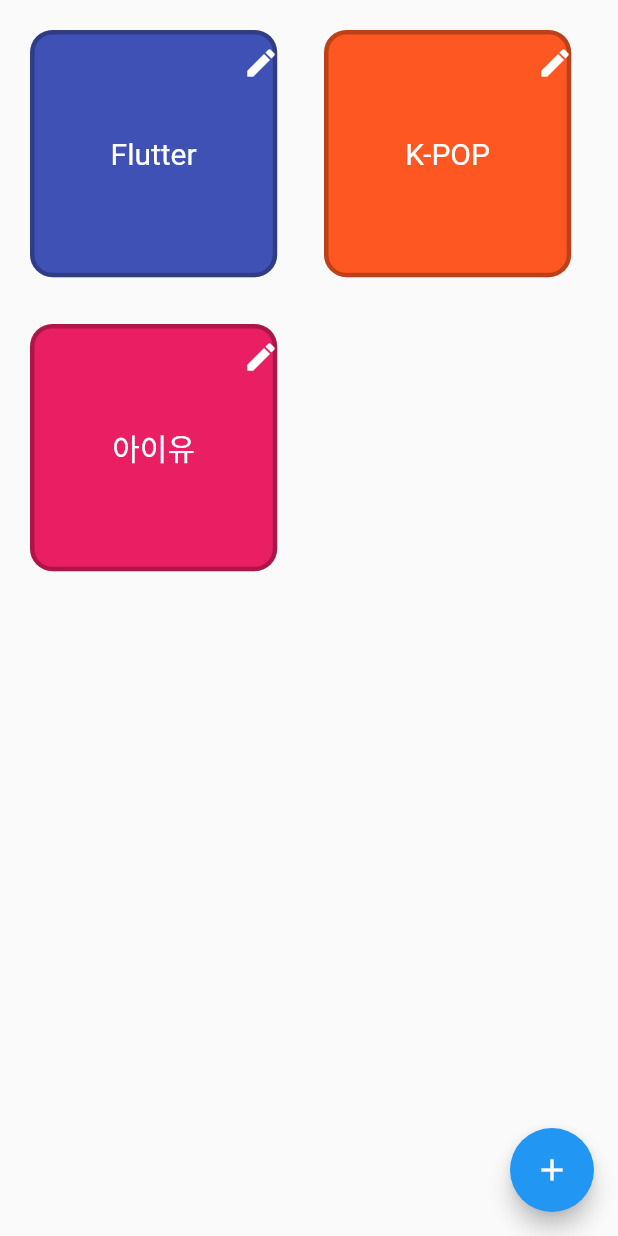
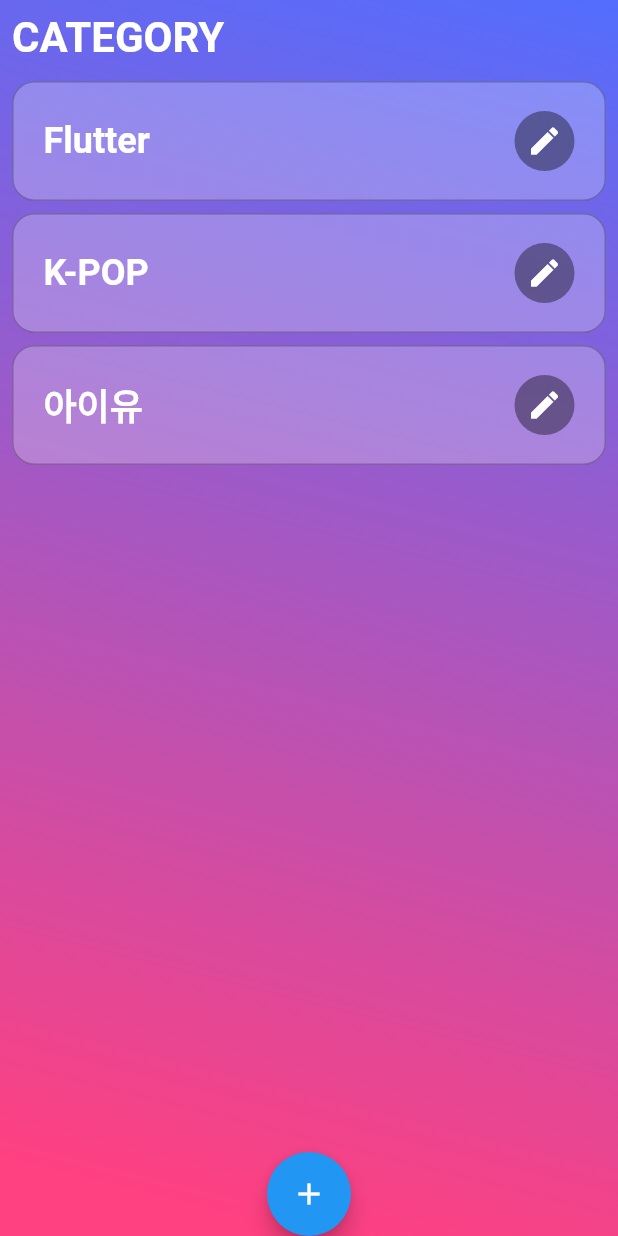
Before and after one commit to eic1223/flutter_youtube_categorizer, a Flutter app: the screen it shows after launch, on a phone screen of 412 x 824 dp. Run offline on Flutter 3.47's test engine with Material 2 defaults, Android fonts, the phone set to English and light mode, and no system bars; our stand-ins replace shared_preferences; missing offline and left inert: flutter_material_pickers, youtube_api.

Commit message:
Change to MacBook

```diff
--- a/lib/main.dart
+++ b/lib/main.dart
@@ -64,36 +64,51 @@ class _HomeScreenState extends State<HomeScreen> {
   @override
   Widget build(BuildContext context) {
     return Scaffold(
-      body: Padding(
-        padding: const EdgeInsets.only(
-          left: 20,
-          top: 20,
-          right: 20,
+      body: Container(
+        width: MediaQuery.of(context).size.width,
+        height: MediaQuery.of(context).size.height,
+        decoration: BoxDecoration(
+            gradient: LinearGradient(
+                begin: Alignment.topRight,
+                end: Alignment.bottomCenter,
+                colors: [Colors.indigoAccent, Colors.pinkAccent])),
+        child: SafeArea(
+          child: Column(
+            children: <Widget>[
+              Container(
+                height: 50,
+                child: Align(
+                  alignment: Alignment.centerLeft,
+                  child: Padding(
+                    padding: const EdgeInsets.all(8.0),
+                    child: Text(
+                      "CATEGORY",
+                      style: TextStyle(
+                          color: Colors.white,
+                          fontSize: 28,
+                          fontWeight: FontWeight.bold),
                     ),
-        child: GridView.count(
-          crossAxisCount: 2,
-          mainAxisSpacing: 20.0,
-          crossAxisSpacing: 20.0,
+                  ),
+                ),
+              ),
+              Expanded(
+                child: ListView(
                   children: List.generate(categories.length, (index) {
                     return CategoryButton(
                       categories[index].name,
-              categories[index].color,
                       categories[index].getChannelIds(),
                       category: categories[index],
                     );
                   }),
-          /*children: [
-            CategoryButton("Japanese Channels", Colors.orange),
-            ListView.builder(
-                itemCount: categories.length,
-                itemBuilder: (_, int index) => listCategory(index)),
-            NewCategoryButton("NEW", Colors.white),
-          ],*/
                 ),
               ),
-      floatingActionButton: FloatingActionButton(
+              FloatingActionButton(
                 child: Icon(Icons.add),
                 onPressed: () => {_navigateAndDisplaySelection(context)},
+              ),
+            ],
+          ),
+        ),
       ),
     );
   }
@@ -103,8 +118,8 @@ class _HomeScreenState extends State<HomeScreen> {
       margin: EdgeInsets.symmetric(vertical: 7.0),
       child: new Column(
         children: <Widget>[
-          CategoryButton(categories[index].name, categories[index].color,
-              categories[index].getChannelList()),
+          CategoryButton(
+              categories[index].name, categories[index].getChannelList()),
         ],
       ),
     );
--- a/lib/widget/category_button.dart
+++ b/lib/widget/category_button.dart
@@ -1,28 +1,24 @@
 import 'package:flutter/material.dart';
 import 'package:flutteryoutubecategorizer/model/category.dart';
-import 'package:flutteryoutubecategorizer/model/channel.dart';
 import 'package:flutteryoutubecategorizer/screen/category_edit_screen.dart';
-import 'package:flutteryoutubecategorizer/screen/channel_search_screen.dart';
 import 'package:flutteryoutubecategorizer/screen/video_list_screen.dart';
 
 class CategoryButton extends StatefulWidget {
   String name;
-  Color color;
   List<String> channelIds;
   Category category;
-  CategoryButton(this.name, this.color, this.channelIds, {this.category});
+  CategoryButton(this.name, this.channelIds, {this.category});
 
   @override
   _CategoryButtonState createState() =>
-      _CategoryButtonState(this.name, this.color, this.channelIds);
+      _CategoryButtonState(this.name, this.channelIds);
 }
 
 class _CategoryButtonState extends State<CategoryButton> {
   String name;
-  Color color;
   List<String> channelIds;
 
-  _CategoryButtonState(this.name, this.color, this.channelIds);
+  _CategoryButtonState(this.name, this.channelIds);
 
   @override
   void initState() {
@@ -31,50 +27,59 @@ class _CategoryButtonState extends State<CategoryButton> {
 
   @override
   Widget build(BuildContext context) {
-    return InkWell(
+    return Padding(
+      padding: const EdgeInsets.only(left: 8.0, right: 8, top: 4, bottom: 4),
+      child: InkWell(
         //onTap: () => {_showCategoryVideos(context)},
         onTap: () => {
           Navigator.push(
             context,
-          /*MaterialPageRoute(
-              builder: (context) =>
-                  VideoListScreen("카테고리: ${widget.name}", widget.channelIds)),*/
             MaterialPageRoute(
                 builder: (context) => VideoListScreen(widget.category)),
           )
         },
-      child: Stack(
+        child: Container(
+          width: MediaQuery.of(context).size.width,
+          height: 80,
+          child: Row(
+            mainAxisAlignment: MainAxisAlignment.spaceBetween,
             children: <Widget>[
-          Container(
-            width: MediaQuery.of(context).size.width * 0.4,
-            height: MediaQuery.of(context).size.width * 0.4,
-            child: Center(
+              Padding(
+                padding: const EdgeInsets.only(left: 20.0),
                 child: Text(widget.name,
-                  style: TextStyle(fontSize: 20, color: Colors.white)),
+                    style: TextStyle(
+                        fontSize: 24,
+                        color: Colors.white,
+                        fontWeight: FontWeight.bold)),
               ),
-            decoration: BoxDecoration(
-              color: widget.color,
-              borderRadius: BorderRadius.circular(15),
-              border: Border.all(
-                color: Colors.black26,
-                width: 3,
-              ),
-            ),
-          ),
-          Align(
-            alignment: Alignment.topRight,
+              Padding(
+                padding: const EdgeInsets.only(right: 20.0),
                 child: InkWell(
                   onTap: () => {_navigateAndDisplaySelection(context)},
-              child: Padding(
-                padding: const EdgeInsets.all(10.0),
+                  child: Container(
+                    width: 40,
+                    height: 40,
+                    decoration: BoxDecoration(
+                        borderRadius: BorderRadius.circular(50),
+                        color: Colors.black38),
                     child: Icon(
                       Icons.edit,
                       color: Colors.white,
                     ),
                   ),
                 ),
-          )
+              ),
             ],
+          ),
+          decoration: BoxDecoration(
+            color: Colors.white24,
+            borderRadius: BorderRadius.circular(15),
+            border: Border.all(
+              color: Colors.black26,
+              width: 1,
+            ),
+          ),
+        ),
       ),
     );
   }
```
Also changed, not shown: pubspec.lock, 4 other files. Lines whose indentation alone changed are shown as unchanged.
